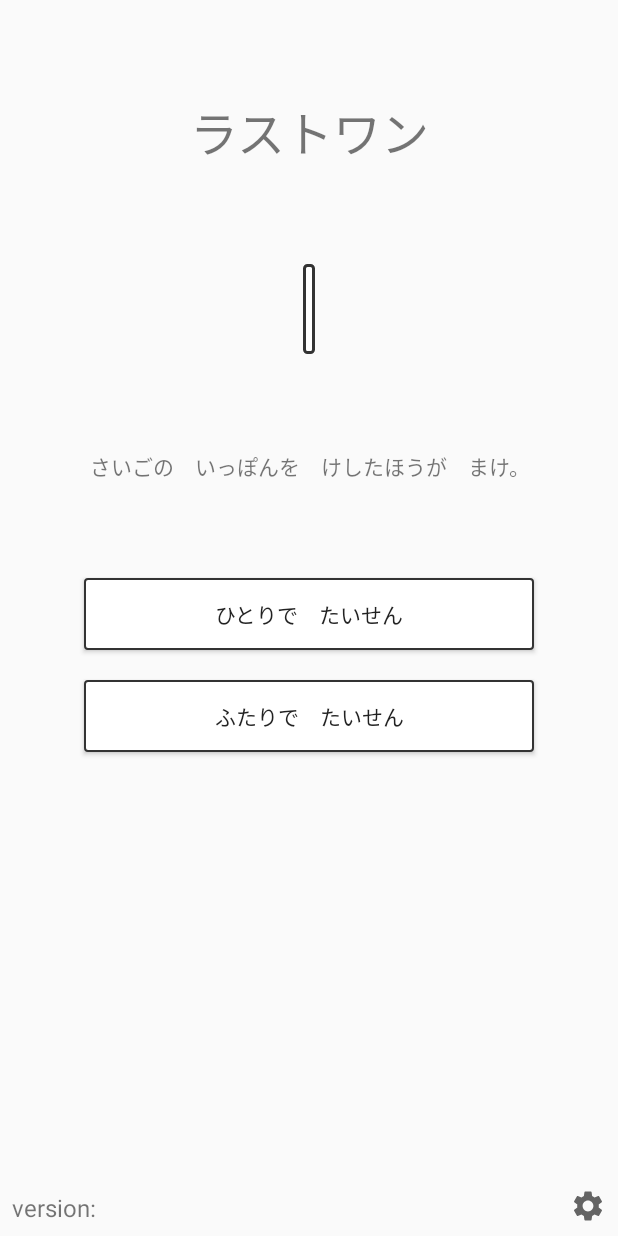
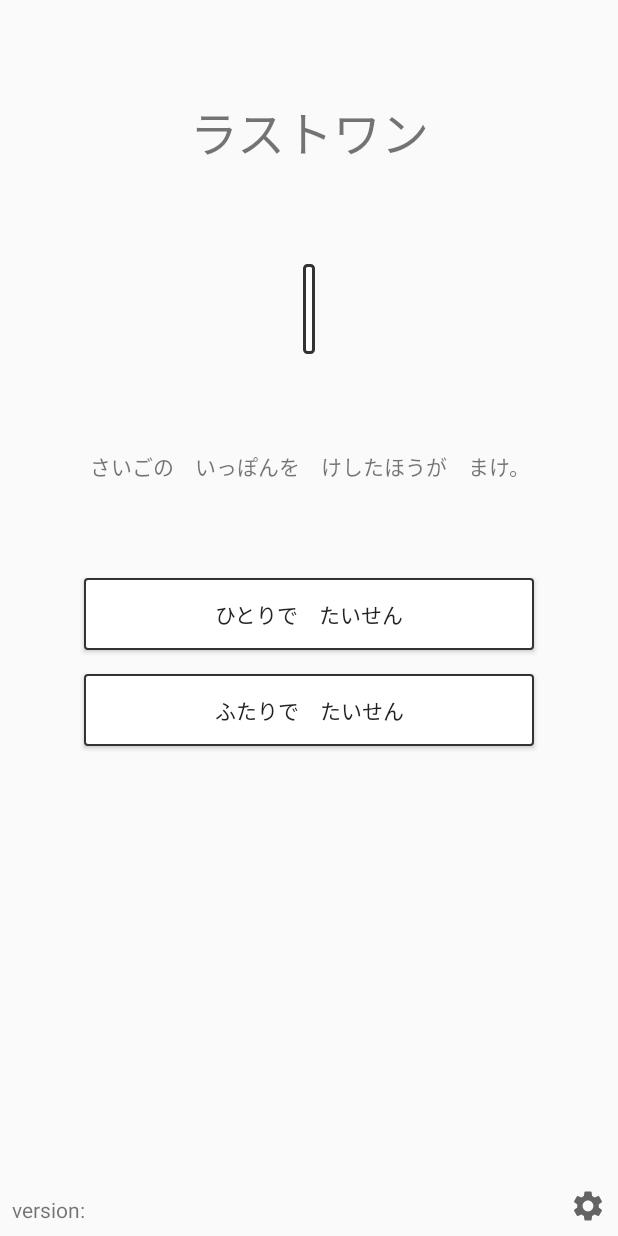
Before and after one commit to prd-xxx/LastOne_android, an Android app: the screen it shows after launch (TopActivity), on a phone screen of 412 x 824 dp. Run offline under Robolectric (Android 15) with nearby library versions, the phone set to English and light mode, and no system bars.

Commit message:
7インチ、10インチ端末へレイアウトを適応

```diff
--- a/app/src/main/res/drawable/button_basic.xml
+++ b/app/src/main/res/drawable/button_basic.xml
@@ -1,6 +1,6 @@
 <?xml version="1.0" encoding="utf-8"?>
 <shape xmlns:android="http://schemas.android.com/apk/res/android" android:shape="rectangle">
-    <corners android:radius="2dp"/>
+    <corners android:radius="@dimen/margin_quarter"/>
     <solid android:color="#ffffff"/>
     <stroke android:width="1dp" android:color="#333333"/>
 </shape>
--- a/app/src/main/res/drawable/button_blue.xml
+++ b/app/src/main/res/drawable/button_blue.xml
@@ -1,6 +1,6 @@
 <?xml version="1.0" encoding="utf-8"?>
 <shape xmlns:android="http://schemas.android.com/apk/res/android" android:shape="rectangle">
-    <corners android:radius="2dp"/>
+    <corners android:radius="@dimen/margin_quarter"/>
     <solid android:color="#ffffff"/>
     <stroke android:width="1dp" android:color="#0000ff"/>
 </shape>
--- a/app/src/main/res/drawable/button_red.xml
+++ b/app/src/main/res/drawable/button_red.xml
@@ -1,6 +1,6 @@
 <?xml version="1.0" encoding="utf-8"?>
 <shape xmlns:android="http://schemas.android.com/apk/res/android" android:shape="rectangle">
-    <corners android:radius="2dp"/>
+    <corners android:radius="@dimen/margin_quarter"/>
     <solid android:color="#ffffff"/>
     <stroke android:width="1dp" android:color="#ff0000"/>
 </shape>
--- a/app/src/main/res/drawable/pin_alive.xml
+++ b/app/src/main/res/drawable/pin_alive.xml
@@ -1,7 +1,7 @@
 <?xml version="1.0" encoding="utf-8"?>
 <shape xmlns:android="http://schemas.android.com/apk/res/android" android:shape="rectangle">
-    <corners android:radius="2dp"/>
-    <size android:height="60dp" android:width="8dp"/>
+    <corners android:radius="@dimen/margin_quarter"/>
+    <size android:height="@dimen/pin_height" android:width="@dimen/pin_width"/>
     <solid android:color="#ffffff"/>
-    <stroke android:width="2dp" android:color="#333333"/>
+    <stroke android:width="@dimen/margin_quarter" android:color="#333333"/>
 </shape>
--- a/app/src/main/res/drawable/pin_blue.xml
+++ b/app/src/main/res/drawable/pin_blue.xml
@@ -1,7 +1,7 @@
 <?xml version="1.0" encoding="utf-8"?>
 <shape xmlns:android="http://schemas.android.com/apk/res/android" android:shape="rectangle">
-    <corners android:radius="2dp"/>
-    <size android:height="60dp" android:width="8dp"/>
+    <corners android:radius="@dimen/margin_quarter"/>
+    <size android:height="@dimen/pin_height" android:width="@dimen/pin_width"/>
     <solid android:color="#9999ff"/>
-    <stroke android:width="2dp" android:color="#0000ff"/>
+    <stroke android:width="@dimen/margin_quarter" android:color="#0000ff"/>
 </shape>
--- a/app/src/main/res/drawable/pin_red.xml
+++ b/app/src/main/res/drawable/pin_red.xml
@@ -1,7 +1,7 @@
 <?xml version="1.0" encoding="utf-8"?>
 <shape xmlns:android="http://schemas.android.com/apk/res/android" android:shape="rectangle">
-    <corners android:radius="2dp"/>
-    <size android:height="60dp" android:width="8dp"/>
+    <corners android:radius="@dimen/margin_quarter"/>
+    <size android:height="@dimen/pin_height" android:width="@dimen/pin_width"/>
     <solid android:color="#ff9999"/>
-    <stroke android:width="2dp" android:color="#ff0000"/>
+    <stroke android:width="@dimen/margin_quarter" android:color="#ff0000"/>
 </shape>
--- a/app/src/main/res/drawable/pin_selecting.xml
+++ b/app/src/main/res/drawable/pin_selecting.xml
@@ -1,7 +1,7 @@
 <?xml version="1.0" encoding="utf-8"?>
 <shape xmlns:android="http://schemas.android.com/apk/res/android" android:shape="rectangle">
-    <corners android:radius="2dp"/>
-    <size android:height="60dp" android:width="8dp"/>
+    <corners android:radius="@dimen/margin_quarter"/>
+    <size android:height="@dimen/pin_height" android:width="@dimen/pin_width"/>
     <solid android:color="#999999"/>
-    <stroke android:width="2dp" android:color="#333333"/>
+    <stroke android:width="@dimen/margin_quarter" android:color="#333333"/>
 </shape>
--- a/app/src/main/res/layout/activity_top.xml
+++ b/app/src/main/res/layout/activity_top.xml
@@ -11,16 +11,16 @@
         android:layout_width="match_parent"
         android:layout_height="wrap_content"
         android:gravity="center_horizontal"
-        android:layout_marginTop="64dp"
+        android:layout_marginTop="@dimen/top_blank"
         android:text="@string/app_title"
-        android:textSize="32sp"
+        android:textSize="@dimen/text_title"
         app:layout_constraintTop_toTopOf="parent" />
 
     <ImageView
         android:id="@+id/title_image"
         android:layout_width="match_parent"
         android:layout_height="wrap_content"
-        android:layout_marginTop="64dp"
+        android:layout_marginTop="@dimen/top_blank"
         android:src="@drawable/pin_alive"
         app:layout_constraintTop_toBottomOf="@id/title_text"/>
 
@@ -29,17 +29,18 @@
         android:layout_width="match_parent"
         android:layout_height="wrap_content"
         android:gravity="center_horizontal"
-        android:layout_marginTop="64dp"
+        android:layout_marginTop="@dimen/top_blank"
         android:text="@string/introduction"
-        android:textSize="14sp"
+        android:textSize="@dimen/text_small"
         app:layout_constraintTop_toBottomOf="@id/title_image" />
 
     <Button
         android:id="@+id/one_player_button"
-        android:layout_width="300dp"
+        android:layout_width="@dimen/top_button_width"
         android:layout_height="wrap_content"
         android:text="@string/one_player_battle"
-        android:layout_marginTop="64dp"
+        android:textSize="@dimen/text_button"
+        android:layout_marginTop="@dimen/top_blank"
         app:layout_constraintLeft_toLeftOf="parent"
         app:layout_constraintRight_toRightOf="parent"
         app:layout_constraintHorizontal_bias="0.5"
@@ -47,10 +48,11 @@
         android:background="@drawable/button_basic"/>
     <Button
         android:id="@+id/two_players_button"
-        android:layout_width="300dp"
+        android:layout_width="@dimen/top_button_width"
         android:layout_height="wrap_content"
         android:text="@string/two_players_battle"
-        android:layout_marginTop="20dp"
+        android:textSize="@dimen/text_button"
+        android:layout_marginTop="@dimen/margin_double"
         app:layout_constraintLeft_toLeftOf="parent"
         app:layout_constraintRight_toRightOf="parent"
         app:layout_constraintHorizontal_bias="0.5"
@@ -62,30 +64,30 @@
         android:layout_width="wrap_content"
         android:layout_height="wrap_content"
         android:text="@string/version"
-        android:textSize="16sp"
+        android:textSize="@dimen/text_small"
         app:layout_constraintStart_toStartOf="parent"
         app:layout_constraintBottom_toBottomOf="parent"
-        android:layout_marginStart="8dp"
-        android:layout_marginBottom="8dp" />
+        android:layout_marginStart="@dimen/margin_unit"
+        android:layout_marginBottom="@dimen/margin_unit" />
     <TextView
         android:id="@+id/version_name"
         android:layout_width="wrap_content"
         android:layout_height="wrap_content"
-        android:textSize="14sp"
+        android:textSize="@dimen/text_small"
         app:layout_constraintStart_toEndOf="@id/version"
         app:layout_constraintBottom_toBottomOf="parent"
-        android:layout_marginStart="8dp"
-        android:layout_marginBottom="8dp" />
+        android:layout_marginStart="@dimen/margin_unit"
+        android:layout_marginBottom="@dimen/margin_unit" />
 
     <ImageView
         android:id="@+id/settings_button"
-        android:layout_width="wrap_content"
-        android:layout_height="wrap_content"
+        android:layout_width="@dimen/button_icon"
+        android:layout_height="@dimen/button_icon"
         android:src="@drawable/ic_baseline_settings_24"
         app:layout_constraintEnd_toEndOf="parent"
         app:layout_constraintBottom_toBottomOf="parent"
-        android:layout_marginEnd="8dp"
-        android:layout_marginBottom="8dp" />
+        android:layout_marginEnd="@dimen/margin_unit"
+        android:layout_marginBottom="@dimen/margin_unit" />
 
 
 </androidx.constraintlayout.widget.ConstraintLayout>
--- /dev/null
+++ b/app/src/main/res/values-sw600dp/dimens.xml
@@ -0,0 +1,20 @@
+<?xml version="1.0" encoding="utf-8"?>
+<resources>
+    <dimen name="margin_double">24dp</dimen>
+    <dimen name="margin_unit">12dp</dimen>
+    <dimen name="margin_half">6dp</dimen>
+    <dimen name="margin_quarter">3dp</dimen>
+    <dimen name="pin_height">90dp</dimen>
+    <dimen name="pin_width">12dp</dimen>
+    <dimen name="pin_horizontal_padding">35dp</dimen>
+    <dimen name="dialog_button_height">42dp</dimen>
+    <dimen name="dialog_button_width">120dp</dimen>
+    <dimen name="button_icon">36dp</dimen>
+    <dimen name="top_blank">96dp</dimen>
+    <dimen name="top_button_width">450dp</dimen>
+    <dimen name="text_game_normal">30sp</dimen>
+    <dimen name="text_game_small">24sp</dimen>
+    <dimen name="text_button">21sp</dimen>
+    <dimen name="text_title">48sp</dimen>
+    <dimen name="text_small">21sp</dimen>
+</resources>
--- /dev/null
+++ b/app/src/main/res/values-sw720dp/dimens.xml
@@ -0,0 +1,20 @@
+<?xml version="1.0" encoding="utf-8"?>
+<resources>
+    <dimen name="margin_double">32dp</dimen>
+    <dimen name="margin_unit">16dp</dimen>
+    <dimen name="margin_half">8dp</dimen>
+    <dimen name="margin_quarter">4dp</dimen>
+    <dimen name="pin_height">120dp</dimen>
+    <dimen name="pin_width">16dp</dimen>
+    <dimen name="pin_horizontal_padding">42dp</dimen>
+    <dimen name="dialog_button_height">56dp</dimen>
+    <dimen name="dialog_button_width">160dp</dimen>
+    <dimen name="button_icon">48dp</dimen>
+    <dimen name="top_blank">128dp</dimen>
+    <dimen name="top_button_width">600dp</dimen>
+    <dimen name="text_game_normal">40sp</dimen>
+    <dimen name="text_game_small">32sp</dimen>
+    <dimen name="text_button">28sp</dimen>
+    <dimen name="text_title">64sp</dimen>
+    <dimen name="text_small">28sp</dimen>
+</resources>
--- /dev/null
+++ b/app/src/main/res/values/dimens.xml
@@ -0,0 +1,20 @@
+<?xml version="1.0" encoding="utf-8"?>
+<resources>
+    <dimen name="margin_double">16dp</dimen>
+    <dimen name="margin_unit">8dp</dimen>
+    <dimen name="margin_half">4dp</dimen>
+    <dimen name="margin_quarter">2dp</dimen>
+    <dimen name="pin_height">60dp</dimen>
+    <dimen name="pin_width">8dp</dimen>
+    <dimen name="pin_horizontal_padding">21dp</dimen>
+    <dimen name="dialog_button_height">28dp</dimen>
+    <dimen name="dialog_button_width">80dp</dimen>
+    <dimen name="button_icon">24dp</dimen>
+    <dimen name="top_blank">64dp</dimen>
+    <dimen name="top_button_width">300dp</dimen>
+    <dimen name="text_game_normal">20sp</dimen>
+    <dimen name="text_game_small">16sp</dimen>
+    <dimen name="text_button">14sp</dimen>
+    <dimen name="text_title">32sp</dimen>
+    <dimen name="text_small">14sp</dimen>
+</resources>
```
Also changed, not shown: app/src/main/java/xxx/prd/lastone/view/Pin.java (+4 -3 lines), app/src/main/res/layout/activity_game.xml (+18 -18 lines), app/src/main/res/layout/dialog_game_end.xml (+20 -18 lines), app/src/main/res/layout/dialog_turn_select.xml (+13 -11 lines), app/src/main/res/layout/settings_activity.xml (+7 -6 lines).
